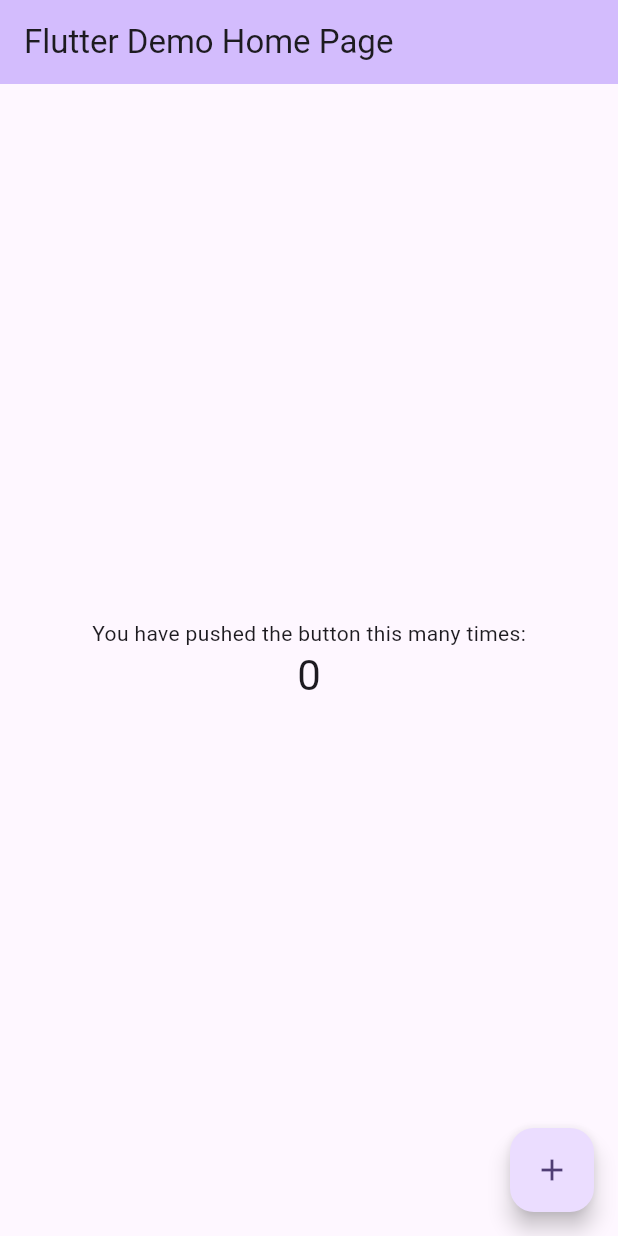
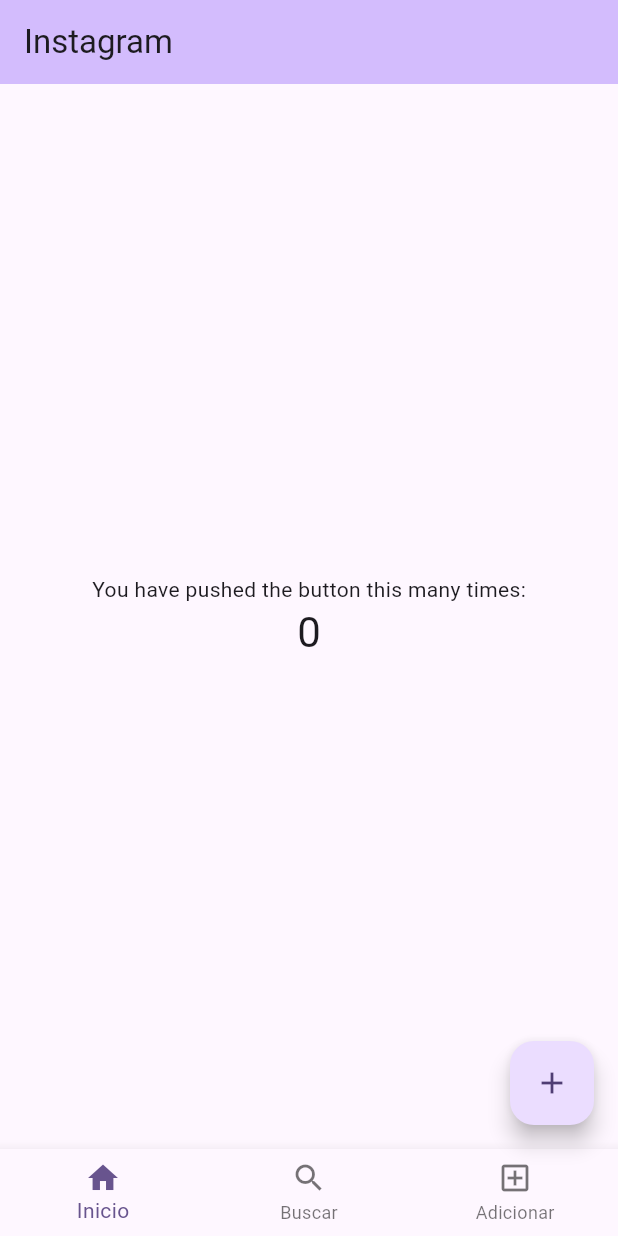
Before and after one commit to OtavioCanedoSOITIC/insta_clone, a Flutter app: the screen it shows after launch, on a phone screen of 412 x 824 dp. Run offline on Flutter 3.47's test engine with Material 2 defaults, Android fonts, the phone set to English and light mode, and no system bars.

Commit message:
feat: adicionando navigation bar

```diff
--- a/lib/main.dart
+++ b/lib/main.dart
@@ -11,7 +11,7 @@ class MyApp extends StatelessWidget {
   @override
   Widget build(BuildContext context) {
     return MaterialApp(
-      title: 'Flutter Demo',
+      title: 'Instagram clone',
       theme: ThemeData(
         // This is the theme of your application.
         //
@@ -31,7 +31,7 @@ class MyApp extends StatelessWidget {
         colorScheme: ColorScheme.fromSeed(seedColor: Colors.deepPurple),
         useMaterial3: true,
       ),
-      home: const MyHomePage(title: 'Flutter Demo Home Page'),
+      home: const MyHomePage(title: 'Instagram'),
     );
   }
 }
@@ -119,7 +119,20 @@ class _MyHomePageState extends State<MyHomePage> {
           onPressed: _incrementCounter,
           tooltip: 'Increment',
           child: const Icon(Icons.add),
-      ), // This trailing comma makes auto-formatting nicer for build methods.
+        ),
+        bottomNavigationBar: BottomNavigationBar(
+          items: [
+            BottomNavigationBarItem(icon: Icon(Icons.home), label: 'Inicio'),
+            BottomNavigationBarItem(
+              icon: Icon(Icons.search),
+              label: 'Buscar',
+            ),
+            BottomNavigationBarItem(
+              icon: Icon(Icons.add_box_outlined),
+              label: 'Adicionar',
+            ),
+          ],
+        ) // This trailing comma makes auto-formatting nicer for build methods.
         );
   }
 }
```
Lines whose indentation alone changed are shown as unchanged.
